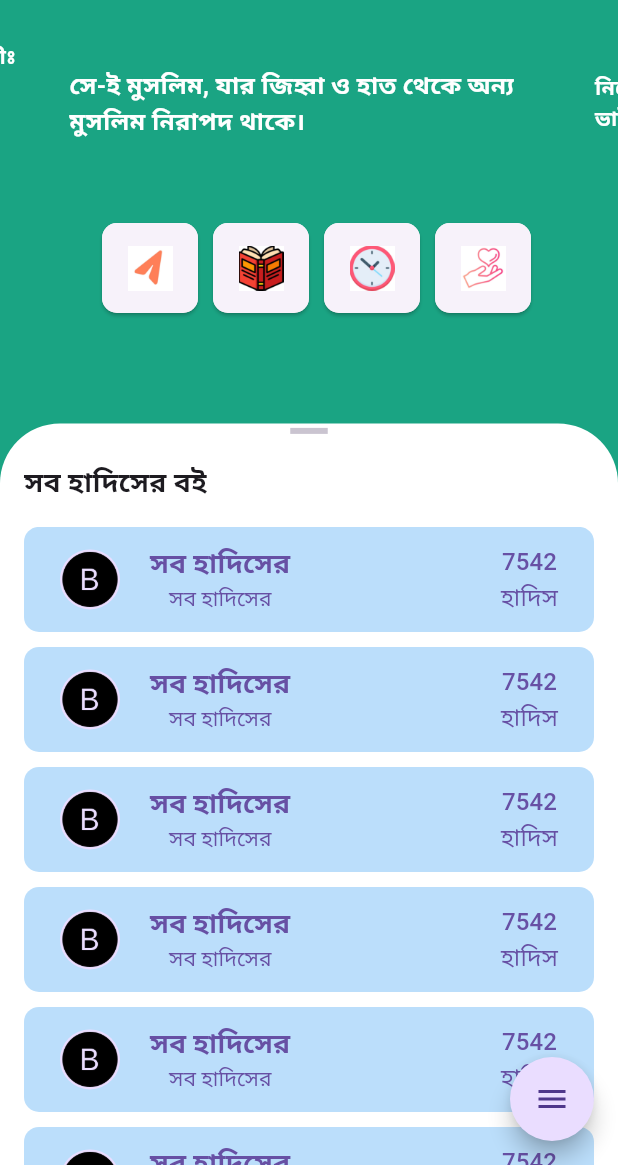
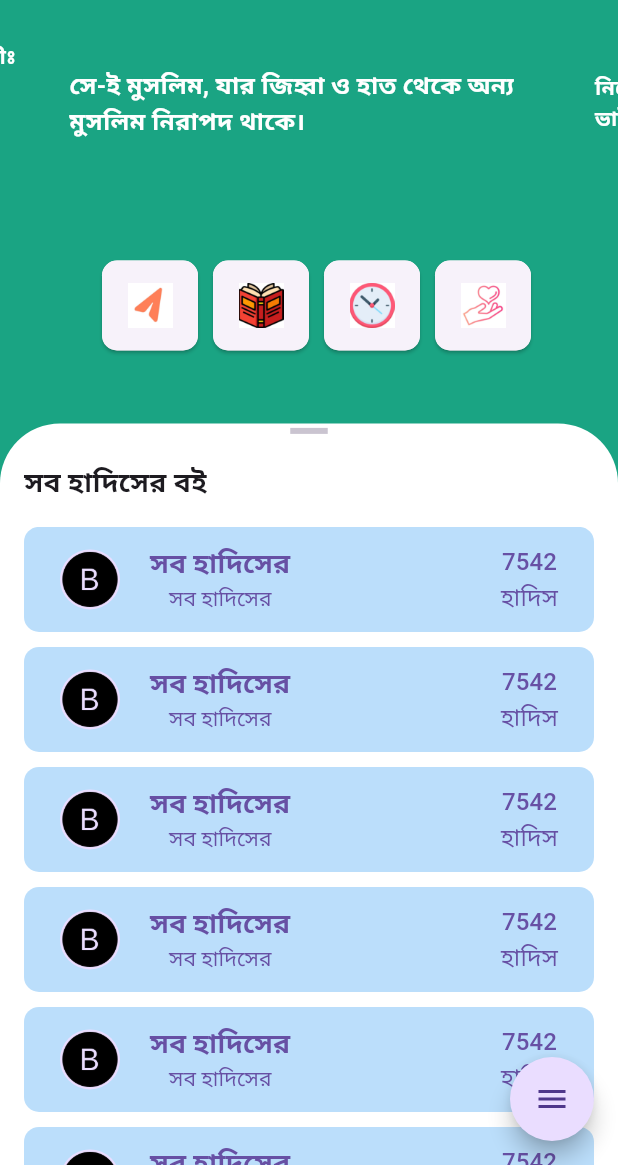
Before and after one commit to faisaldevs/al-hadith, a Flutter app: the screen it shows after launch, on a phone screen of 412 x 824 dp, the part 71-1236 px from its top. Run offline on Flutter 3.47's test engine with Material 3 defaults, Android fonts, the phone set to English and light mode, and no system bars; drawn by our look-alikes of carousel_slider, flutter_advanced_drawer, flutter_speed_dial; our stand-ins replace drift, get; accounts and stored records are empty.

```diff
--- a/lib/app/screens/home_page/components/home_list_tile.dart
+++ b/lib/app/screens/home_page/components/home_list_tile.dart
@@ -3,7 +3,9 @@ import 'package:flutter/material.dart';
 import 'package:get/get.dart';
 
 class HomeListTile extends StatelessWidget {
-  const HomeListTile({super.key});
+  const HomeListTile({super.key, required this.onPressed});
+  final Function() onPressed;
+
 
   @override
   Widget build(BuildContext context) {
@@ -26,7 +28,7 @@ class HomeListTile extends StatelessWidget {
                   borderRadius: BorderRadius.circular(10),
                 ),
               )),
-          onPressed: () {},
+          onPressed: onPressed,
           child: Row(
             mainAxisAlignment: MainAxisAlignment.spaceBetween,
             crossAxisAlignment: CrossAxisAlignment.center,
--- a/lib/app/screens/home_page/homeDetails.dart
+++ b/lib/app/screens/home_page/homeDetails.dart
@@ -39,7 +39,7 @@ class HomeDetails extends StatelessWidget {
 
                       // -----------slider------------
                       const SizedBox(
-                        height: 20,
+                        height: 45,
                       ),
                       const BodyIcons(),
                     ],
@@ -86,7 +86,7 @@ class HomeDetails extends StatelessWidget {
                           shrinkWrap: true,
                           itemCount: 40,
                           itemBuilder: (BuildContext context, int index) {
-                            return const HomeListTile();
+                            return HomeListTile(onPressed: () {  },);
                           },
                         ),
                       ),
```
